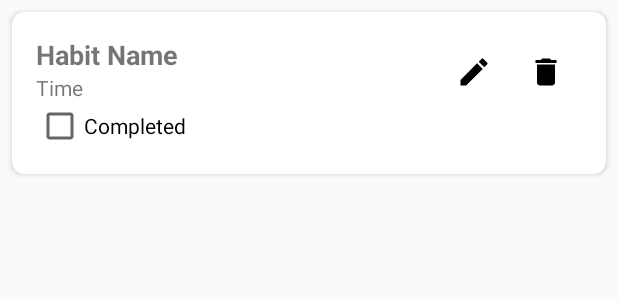
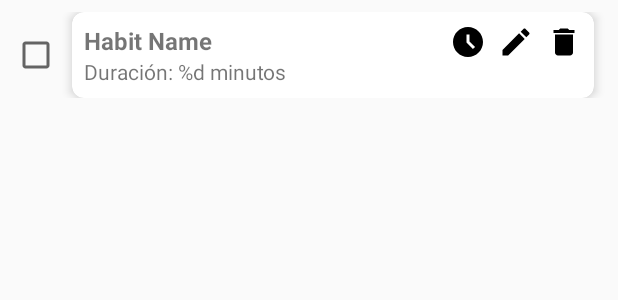
Before and after one commit to AlejandroVialardSantana/HabitHero, an Android app: the layout item_habit.xml on its own in the app's theme, with its tools: preview values and no code run, on a phone screen of 412 x 824 dp. Shown: the top 300 px of the screen. Run offline under Robolectric (Android 15) with nearby library versions, the phone set to English and light mode, and no system bars.

Commit message:
FEAT: Cambio estilo de tarjeta y texto de duracion

```diff
--- a/app/src/main/java/com/avs/habithero/adapters/HabitAdapter.kt
+++ b/app/src/main/java/com/avs/habithero/adapters/HabitAdapter.kt
@@ -17,8 +17,8 @@ class HabitAdapter(private var habits: MutableList<Habit>,
                     private val onDeleteClicked: (Habit, Int) -> Unit,
                     private val onCompletedClicked: (Habit, Boolean) -> Unit) : RecyclerView.Adapter<HabitAdapter.HabitViewHolder>() {
     class HabitViewHolder(view: View) : RecyclerView.ViewHolder(view) {
-        val name: TextView = view.findViewById(R.id.habitName)
-        val habitTime: TextView = view.findViewById(R.id.habitTime)
+        val name: TextView = view.findViewById(R.id.name)
+        val habitTime: TextView = view.findViewById(R.id.time)
         val checkBoxCompleted: CheckBox = view.findViewById(R.id.checkBoxCompleted)
     }
 
@@ -30,7 +30,9 @@ class HabitAdapter(private var habits: MutableList<Habit>,
     override fun onBindViewHolder(holder: HabitViewHolder, position: Int) {
         val habit = habits[position]
         holder.name.text = habit.title
-        holder.habitTime.text = habit.duration.toString()
+
+        val time = holder.habitTime.context.getString(R.string.time, habit.duration)
+        holder.habitTime.text = time
 
         val currentDate = getTodayDateString()
 
--- /dev/null
+++ b/app/src/main/res/drawable/ic_time.xml
@@ -0,0 +1,5 @@
+<vector android:height="24dp" android:tint="#000000"
+    android:viewportHeight="24" android:viewportWidth="24"
+    android:width="24dp" xmlns:android="http://schemas.android.com/apk/res/android">
+    <path android:fillColor="@android:color/white" android:pathData="M11.99,2C6.47,2 2,6.48 2,12s4.47,10 9.99,10C17.52,22 22,17.52 22,12S17.52,2 11.99,2zM15.29,16.71L11,12.41V7h2v4.59l3.71,3.71L15.29,16.71z"/>
+</vector>
--- a/app/src/main/res/layout/fragment_home.xml
+++ b/app/src/main/res/layout/fragment_home.xml
@@ -38,17 +38,18 @@
         app:layout_constraintTop_toBottomOf="@+id/welcomeMessage"
         app:layout_constraintVertical_bias="0.057" />
 
+
     <androidx.recyclerview.widget.RecyclerView
         android:id="@+id/habitsRecyclerView"
         android:layout_width="0dp"
         android:layout_height="570dp"
+        android:layout_marginTop="20dp"
         android:visibility="invisible"
         app:layout_constraintBottom_toTopOf="@id/addHabit"
         app:layout_constraintEnd_toEndOf="parent"
         app:layout_constraintHorizontal_bias="0.0"
         app:layout_constraintStart_toStartOf="parent"
-        app:layout_constraintTop_toBottomOf="@+id/username"
-        app:layout_constraintVertical_bias="0.816" />
+        app:layout_constraintTop_toBottomOf="@+id/textView3" />
 
     <com.google.android.material.floatingactionbutton.FloatingActionButton
         android:id="@+id/addHabit"
@@ -92,6 +93,7 @@
         android:id="@+id/username"
         android:layout_width="wrap_content"
         android:layout_height="wrap_content"
+        android:layout_marginStart="5dp"
         android:text=""
         android:textColor="@color/black"
         android:textSize="18sp"
--- a/app/src/main/res/layout/item_habit.xml
+++ b/app/src/main/res/layout/item_habit.xml
@@ -1,16 +1,31 @@
-<?xml version="1.0" encoding="utf-8"?>
-<androidx.cardview.widget.CardView xmlns:android="http://schemas.android.com/apk/res/android"
+<LinearLayout
+    xmlns:android="http://schemas.android.com/apk/res/android"
     xmlns:app="http://schemas.android.com/apk/res-auto"
     android:layout_width="match_parent"
     android:layout_height="wrap_content"
-    android:layout_margin="8dp"
-    app:cardCornerRadius="8dp">
+    android:orientation="horizontal"
+    android:padding="8dp"
+    android:gravity="center_vertical">
+
+    <CheckBox
+        android:id="@+id/checkBoxCompleted"
+        android:layout_width="wrap_content"
+        android:layout_height="wrap_content" />
+
+    <androidx.cardview.widget.CardView
+        android:layout_width="0dp"
+        android:layout_height="wrap_content"
+        android:layout_weight="1"
+        android:layout_marginStart="8dp"
+        android:layout_marginEnd="8dp"
+        app:cardCornerRadius="8dp"
+        app:cardElevation="4dp">
 
         <LinearLayout
             android:layout_width="match_parent"
             android:layout_height="wrap_content"
             android:orientation="horizontal"
-        android:padding="16dp">
+            android:padding="8dp">
 
             <LinearLayout
                 android:layout_width="0dp"
@@ -19,40 +34,47 @@
                 android:orientation="vertical">
 
                 <TextView
-                android:id="@+id/habitName"
+                    android:id="@+id/name"
                     android:layout_width="match_parent"
                     android:layout_height="wrap_content"
-                android:textSize="18sp"
+                    android:textSize="16sp"
                     android:textStyle="bold"
                     android:text="Habit Name" />
 
                 <TextView
-                android:id="@+id/habitTime"
+                    android:id="@+id/time"
                     android:layout_width="match_parent"
                     android:layout_height="wrap_content"
                     android:textSize="14sp"
-                android:text="Time" />
-
-            <CheckBox
-                android:id="@+id/checkBoxCompleted"
-                android:layout_width="wrap_content"
-                android:layout_height="wrap_content"
-                android:text="Completed" />
+                    android:text="@string/time" />
             </LinearLayout>
 
             <ImageView
+                android:id="@+id/chronometerIcon"
+                android:layout_width="24dp"
+                android:layout_height="24dp"
+                android:src="@drawable/ic_time"
+                android:layout_marginStart="8dp"
+                />
+
+            <ImageView
                 android:id="@+id/editHabit"
-            android:layout_width="48dp"
-            android:layout_height="48dp"
+                android:layout_width="24dp"
+                android:layout_height="24dp"
                 android:src="@drawable/ic_edit"
-            android:padding="12dp" />
+                android:layout_marginStart="8dp"
+                />
 
             <ImageView
                 android:id="@+id/deleteHabit"
-            android:layout_width="48dp"
-            android:layout_height="48dp"
+                android:layout_width="24dp"
+                android:layout_height="24dp"
                 android:src="@drawable/ic_delete"
-            android:padding="12dp" />
+                android:layout_marginStart="8dp"
+                />
 
         </LinearLayout>
+
     </androidx.cardview.widget.CardView>
+
+</LinearLayout>
--- a/app/src/main/res/values/strings.xml
+++ b/app/src/main/res/values/strings.xml
@@ -27,7 +27,7 @@
     <!-- Home Fragment -->
     <string name="welcome_message">¡Bienvenido a HabitHero!</string>
     <string name="sub_welcome_message">Comienza añadiendo los hábitos que quieras cumplir</string>
-    <string name="hello">Hola, </string>
+    <string name="hello">Hola</string>
 
     <!-- Settings Fragment -->
     <string name="change_language">Cambiar idioma</string>
@@ -53,4 +53,8 @@
     <string name="saturday">S</string>
     <string name="sunday">D</string>
 
+    <!-- Habit Card -->
+    <string name="time">Duración: %d minutos</string>
+
+
 </resources>
```
Also changed, not shown: 2 other files. Lines whose indentation alone changed are shown as unchanged.
